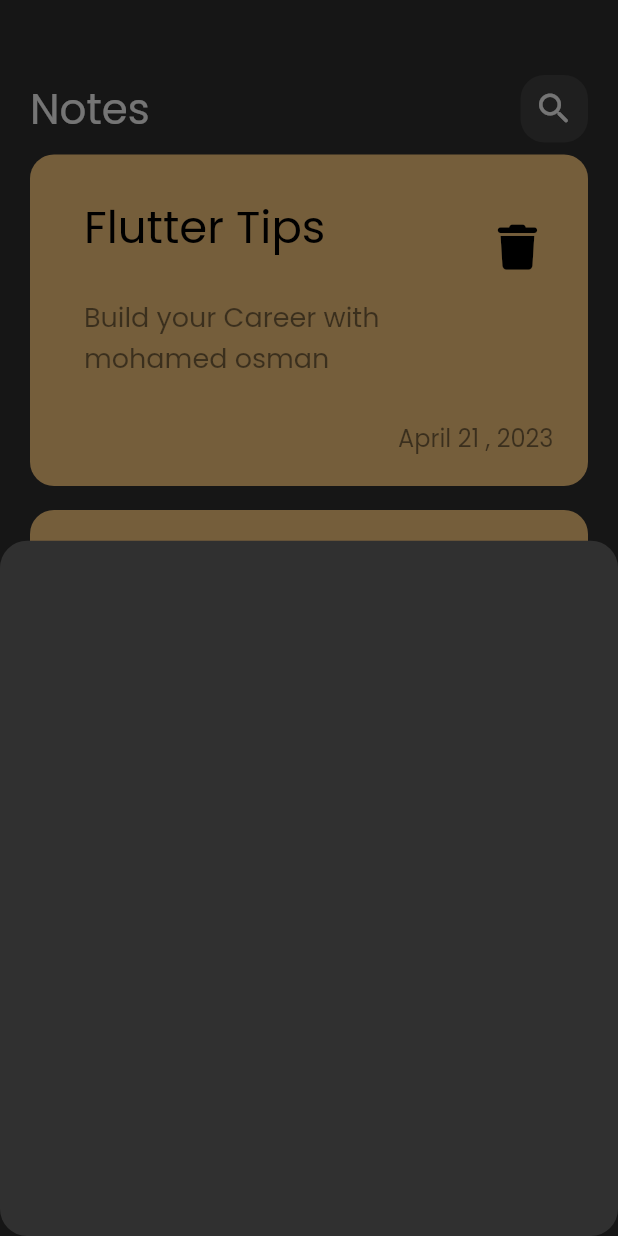
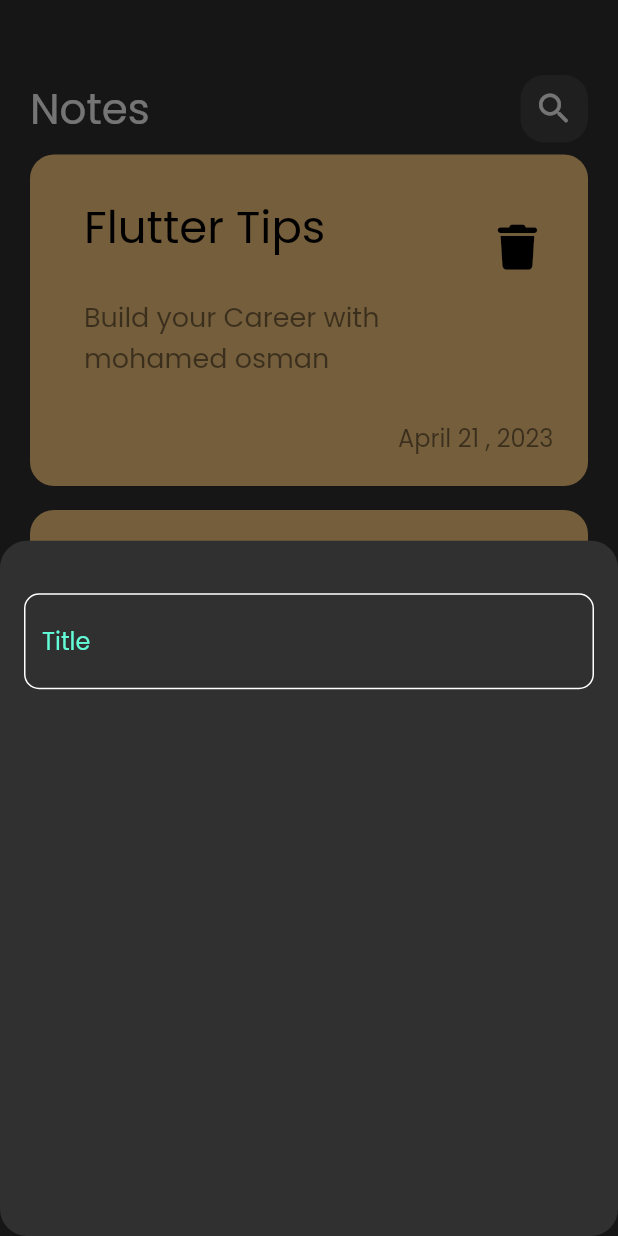
Before and after one commit to mohamed3sman/notes_app, a Flutter app: the screen it shows after launch, after a tap on the "add" icon, on a phone screen of 412 x 824 dp. Run offline on Flutter 3.47's test engine with Material 2 defaults, Android fonts, the phone set to English and light mode, and no system bars; our stand-ins replace font_awesome_flutter.

Commit message:
create title text field for bottom sheet

```diff
--- /dev/null
+++ b/lib/constants.dart
@@ -0,0 +1,3 @@
+import 'package:flutter/material.dart';
+
+const Color kPrimaryColor = Color(0xff62fcd7);
--- a/lib/widgets/add_note_bottom_sheet.dart
+++ b/lib/widgets/add_note_bottom_sheet.dart
@@ -1,10 +1,22 @@
 import 'package:flutter/material.dart';
+import 'package:notes_app/constants.dart';
+import 'package:notes_app/widgets/custom_text_field.dart';
 
 class AddNoteBottomSheet extends StatelessWidget {
   const AddNoteBottomSheet({super.key});
 
   @override
   Widget build(BuildContext context) {
-    return Container();
+    return Padding(
+      padding: const EdgeInsets.symmetric(horizontal: 16),
+      child: Column(
+        children: const [
+          SizedBox(
+            height: 35,
+          ),
+          CustomTextField()
+        ],
+      ),
+    );
   }
 }
--- /dev/null
+++ b/lib/widgets/custom_text_field.dart
@@ -0,0 +1,25 @@
+import 'package:flutter/material.dart';
+import 'package:notes_app/constants.dart';
+
+class CustomTextField extends StatelessWidget {
+  const CustomTextField({super.key});
+
+  @override
+  Widget build(BuildContext context) {
+    return TextField(
+      cursorColor: kPrimaryColor,
+      decoration: InputDecoration(
+          hintText: 'Title',
+          hintStyle: const TextStyle(color: kPrimaryColor),
+          border: buildBorder(),
+          enabledBorder: buildBorder(),
+          focusedBorder: buildBorder(kPrimaryColor)),
+    );
+  }
+
+  OutlineInputBorder buildBorder([color]) {
+    return OutlineInputBorder(
+        borderRadius: BorderRadius.circular(10),
+        borderSide: BorderSide(color: color ?? Colors.white));
+  }
+}
```
